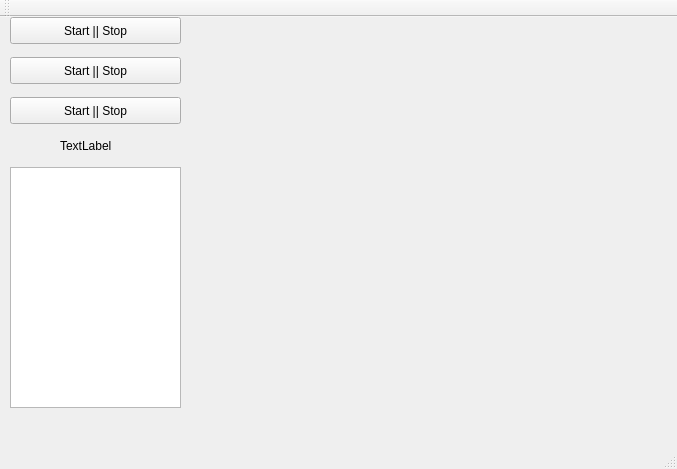
Before: the Qt Designer form config/mainwindow.ui in StasLatGTTT/pdp11, drawn with Qt 5.
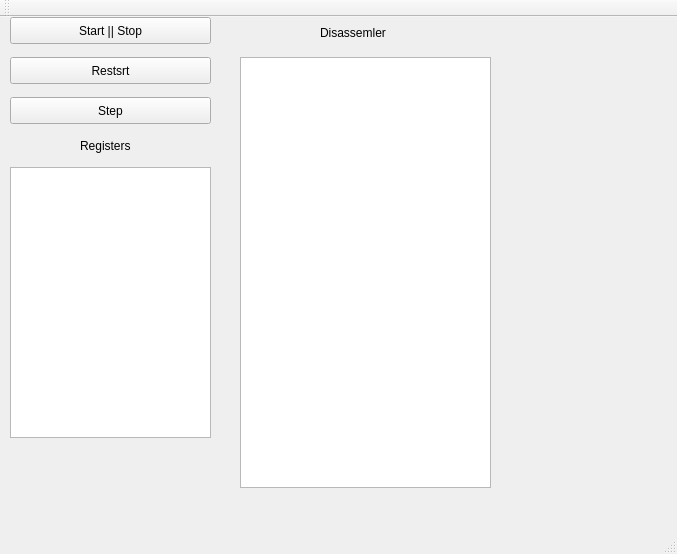
After: the same form once the commit is applied.

Commit message: add field for disasm

```diff
--- a/config/mainwindow.ui
+++ b/config/mainwindow.ui
@@ -7,7 +7,7 @@
     <x>0</x>
     <y>0</y>
     <width>677</width>
-    <height>469</height>
+    <height>554</height>
    </rect>
   </property>
   <property name="windowTitle">
@@ -19,7 +19,7 @@
      <rect>
       <x>10</x>
       <y>0</y>
-      <width>171</width>
+      <width>201</width>
       <height>27</height>
      </rect>
     </property>
@@ -30,14 +30,14 @@
    <widget class="QLabel" name="label">
     <property name="geometry">
      <rect>
-      <x>60</x>
+      <x>80</x>
       <y>120</y>
       <width>67</width>
       <height>17</height>
      </rect>
     </property>
     <property name="text">
-     <string>TextLabel</string>
+     <string>Registers</string>
     </property>
    </widget>
    <widget class="QPushButton" name="pushButton_2">
@@ -45,12 +45,12 @@
      <rect>
       <x>10</x>
       <y>40</y>
-      <width>171</width>
+      <width>201</width>
       <height>27</height>
      </rect>
     </property>
     <property name="text">
-     <string>Start || Stop</string>
+     <string>Restsrt</string>
     </property>
    </widget>
    <widget class="QPushButton" name="pushButton_3">
@@ -58,12 +58,12 @@
      <rect>
       <x>10</x>
       <y>80</y>
-      <width>171</width>
+      <width>201</width>
       <height>27</height>
      </rect>
     </property>
     <property name="text">
-     <string>Start || Stop</string>
+     <string>Step</string>
     </property>
    </widget>
    <widget class="QTableWidget" name="tableWidget">
@@ -71,11 +71,34 @@
      <rect>
       <x>10</x>
       <y>150</y>
-      <width>171</width>
-      <height>241</height>
+      <width>201</width>
+      <height>271</height>
      </rect>
     </property>
    </widget>
+   <widget class="QTableWidget" name="tableWidget_2">
+    <property name="geometry">
+     <rect>
+      <x>240</x>
+      <y>40</y>
+      <width>251</width>
+      <height>431</height>
+     </rect>
+    </property>
+   </widget>
+   <widget class="QLabel" name="label_2">
+    <property name="geometry">
+     <rect>
+      <x>320</x>
+      <y>0</y>
+      <width>111</width>
+      <height>31</height>
+     </rect>
+    </property>
+    <property name="text">
+     <string>Disassemler</string>
+    </property>
+   </widget>
   </widget>
   <widget class="QMenuBar" name="menuBar">
    <property name="geometry">
```
The commit also changes 2 other files.
